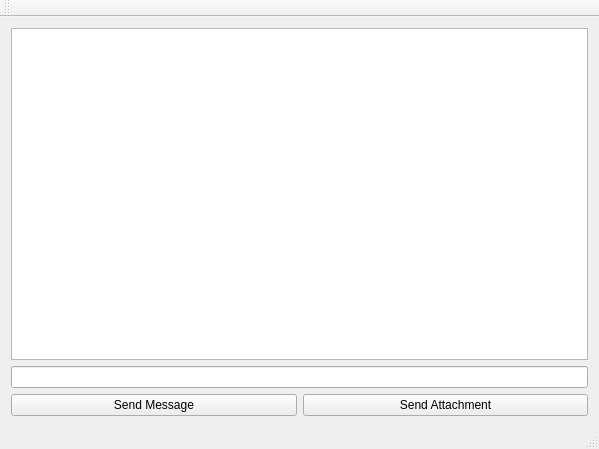
This is ChatServer/client.ui in wmbb123/Chat-Server as Qt 5 draws it before an edit. The edited form follows.
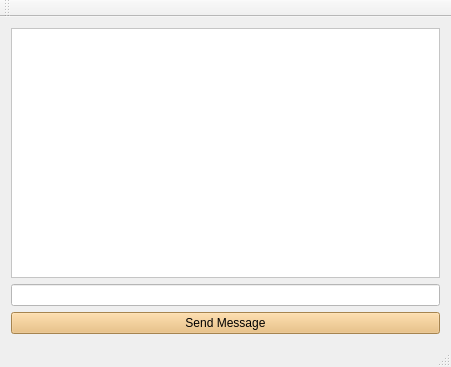
This is the edited form.

```diff
--- a/ChatServer/client.ui
+++ b/ChatServer/client.ui
@@ -8,8 +8,8 @@
    <rect>
     <x>0</x>
     <y>0</y>
-    <width>599</width>
-    <height>449</height>
+    <width>451</width>
+    <height>367</height>
    </rect>
   </property>
   <property name="windowTitle">
@@ -23,33 +23,13 @@
     <item row="0" column="0">
      <widget class="QTextBrowser" name="textBrowser_receivedMessages">
       <property name="styleSheet">
-       <string notr="true"/>
+       <string notr="true">background-color: rgb(255, 255, 255);</string>
       </property>
      </widget>
     </item>
     <item row="1" column="0">
      <layout class="QGridLayout" name="gridLayout">
-      <item row="1" column="0">
-       <widget class="QPushButton" name="pushButton_sendMessage">
-        <property name="styleSheet">
-         <string notr="true"/>
-        </property>
-        <property name="text">
-         <string>Send Message</string>
-        </property>
-       </widget>
-      </item>
-      <item row="1" column="1">
-       <widget class="QPushButton" name="pushButton_sendAttachment">
-        <property name="styleSheet">
-         <string notr="true"/>
-        </property>
-        <property name="text">
-         <string>Send Attachment</string>
-        </property>
-       </widget>
-      </item>
-      <item row="0" column="0" colspan="2">
+      <item row="2" column="1">
        <widget class="QLineEdit" name="lineEdit_message">
         <property name="sizePolicy">
          <sizepolicy hsizetype="Expanding" vsizetype="Fixed">
@@ -58,12 +38,22 @@
          </sizepolicy>
         </property>
         <property name="styleSheet">
-         <string notr="true"/>
+         <string notr="true">background-color: rgb(255, 255, 255);</string>
         </property>
        </widget>
       </item>
      </layout>
     </item>
+    <item row="2" column="0">
+     <widget class="QPushButton" name="pushButton_sendMessage">
+      <property name="styleSheet">
+       <string notr="true">background-color: rgb(233, 185, 110);</string>
+      </property>
+      <property name="text">
+       <string>Send Message</string>
+      </property>
+     </widget>
+    </item>
    </layout>
   </widget>
   <widget class="QMenuBar" name="menuBar">
```
Left out of the diff: 9 changed lines with no effect on the pictures.
